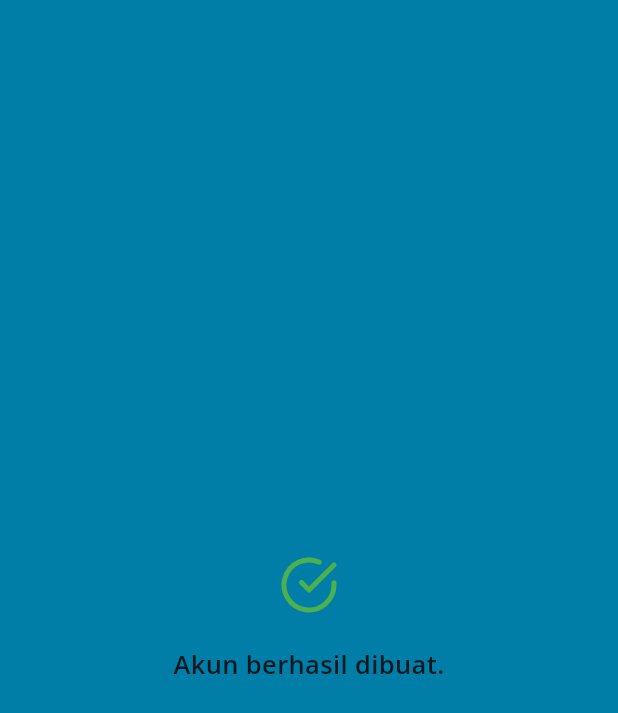
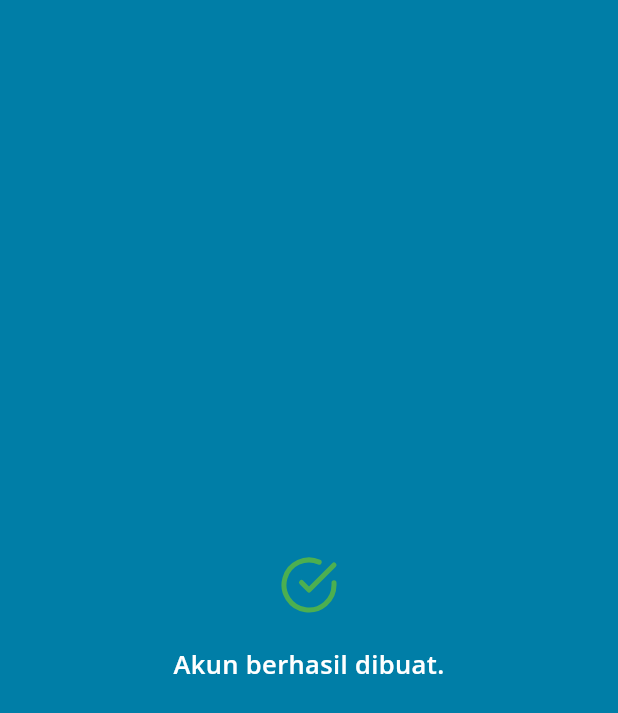
Before and after one commit to Dhafff/Mr.Garage, a Flutter app: the RegisterSuccess screen opened directly, on a phone screen of 412 x 824 dp. Shown: the top 713 px of the screen. Run offline on Flutter 3.47's test engine with Material 3 defaults, Android fonts, the phone set to English and light mode, and no system bars; our stand-ins replace awesome_notifications, carousel_slider, dropdown_button2, flutter_feather_icons, flutter_svg, get and 4 more.

Commit message:
update landing

```diff
--- a/lib/view/auth/landing.view.dart
+++ b/lib/view/auth/landing.view.dart
@@ -3625,7 +3625,7 @@ class RegisterSuccess extends StatelessWidget {
               style: GoogleFonts.openSans(
                 fontSize: 17,
                 fontWeight: FontWeight.w600,
-                color: GlobalColors.textColor,
+                color: Colors.white,
               ),
             ),
           ],
```
